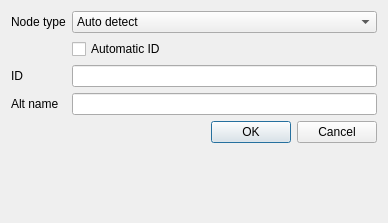
Old version of the form gui_qt/GloxiniaConfigurator/nodedialog.ui in the repository opieters/gloxinia2.
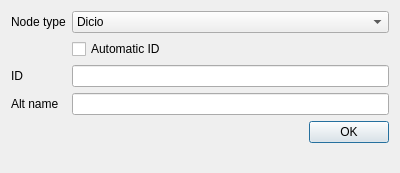
New version of the form.

```diff
--- a/gui_qt/GloxiniaConfigurator/nodedialog.ui
+++ b/gui_qt/GloxiniaConfigurator/nodedialog.ui
@@ -1,89 +1,80 @@
 <?xml version="1.0" encoding="UTF-8"?>
 <ui version="4.0">
- <class>nodeDialog</class>
- <widget class="QDialog" name="nodeDialog">
+ <class>NodeDialog</class>
+ <widget class="QDialog" name="NodeDialog">
   <property name="geometry">
    <rect>
     <x>0</x>
     <y>0</y>
-    <width>388</width>
-    <height>223</height>
+    <width>400</width>
+    <height>173</height>
    </rect>
   </property>
   <property name="windowTitle">
    <string>Dialog</string>
   </property>
   <layout class="QFormLayout" name="formLayout">
-   <item row="6" column="0" colspan="2">
-    <widget class="QDialogButtonBox" name="buttonBox">
-     <property name="orientation">
-      <enum>Qt::Horizontal</enum>
+   <item row="0" column="0">
+    <widget class="QLabel" name="typeLabel">
+     <property name="text">
+      <string>Node type</string>
      </property>
-     <property name="standardButtons">
-      <set>QDialogButtonBox::Cancel|QDialogButtonBox::Ok</set>
-     </property>
     </widget>
    </item>
-   <item row="2" column="1">
+   <item row="0" column="1">
+    <widget class="QComboBox" name="typeBox">
+     <item>
+      <property name="text">
+       <string>Dicio</string>
+      </property>
+     </item>
+     <item>
+      <property name="text">
+       <string>Planalta</string>
+      </property>
+     </item>
+     <item>
+      <property name="text">
+       <string>Sylvatica</string>
+      </property>
+     </item>
+    </widget>
+   </item>
+   <item row="1" column="1">
     <widget class="QCheckBox" name="idBox">
      <property name="text">
       <string>Automatic ID</string>
      </property>
     </widget>
    </item>
-   <item row="3" column="0">
+   <item row="2" column="0">
     <widget class="QLabel" name="idLabel">
      <property name="text">
       <string>ID</string>
      </property>
     </widget>
    </item>
-   <item row="3" column="1">
-    <widget class="QLineEdit" name="idEdit">
-     <property name="readOnly">
-      <bool>false</bool>
-     </property>
-    </widget>
+   <item row="2" column="1">
+    <widget class="QLineEdit" name="idEdit"/>
    </item>
-   <item row="4" column="0">
+   <item row="3" column="0">
     <widget class="QLabel" name="altLabel">
      <property name="text">
       <string>Alt name</string>
      </property>
     </widget>
    </item>
-   <item row="4" column="1">
+   <item row="3" column="1">
     <widget class="QLineEdit" name="altEdit"/>
    </item>
-   <item row="1" column="0">
-    <widget class="QLabel" name="label">
-     <property name="text">
-      <string>Node type</string>
+   <item row="4" column="0" colspan="2">
+    <widget class="QDialogButtonBox" name="okBox">
+     <property name="orientation">
+      <enum>Qt::Horizontal</enum>
      </property>
-    </widget>
-   </item>
-   <item row="1" column="1">
-    <widget class="QComboBox" name="typeBox">
-     <item>
-      <property name="text">
-       <string>Auto detect</string>
-      </property>
-     </item>
-     <item>
-      <property name="text">
-       <string>Dicio</string>
-      </property>
-     </item>
-     <item>
-      <property name="text">
-       <string>Sylvatica</string>
-      </property>
-     </item>
-     <item>
-      <property name="text">
-       <string>Planalta</string>
-      </property>
-     </item>
+     <property name="standardButtons">
+      <set>QDialogButtonBox::Ok</set>
+     </property>
     </widget>
    </item>
   </layout>
```
Left out of the diff: 8 changed lines with no effect on the pictures.
